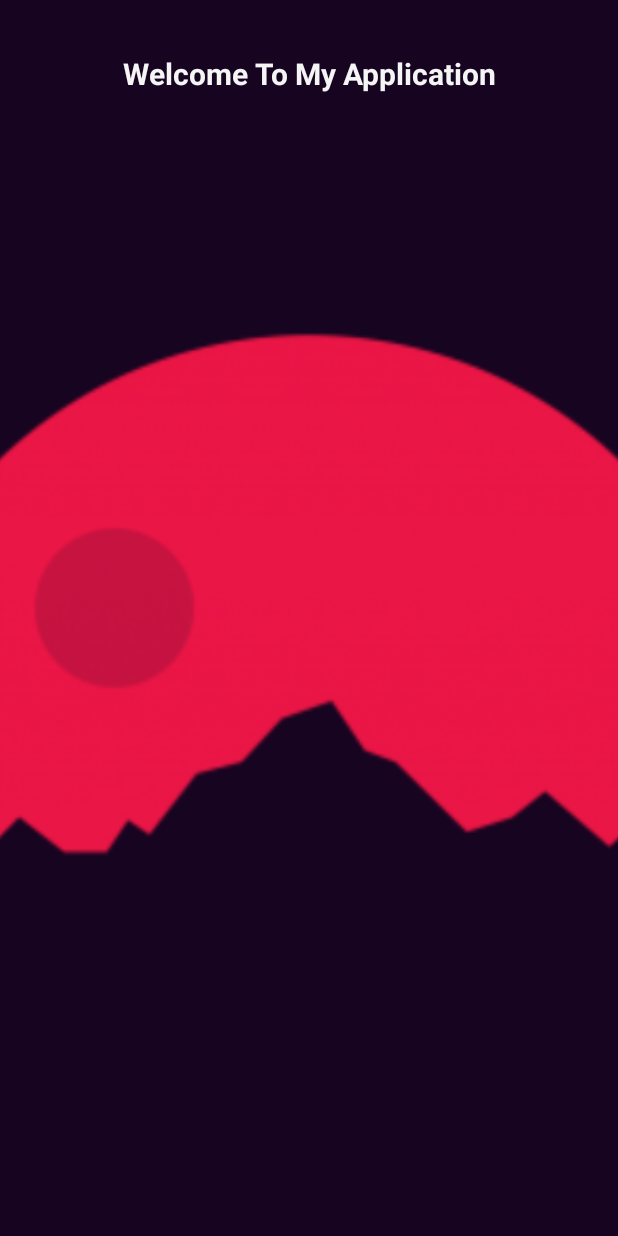
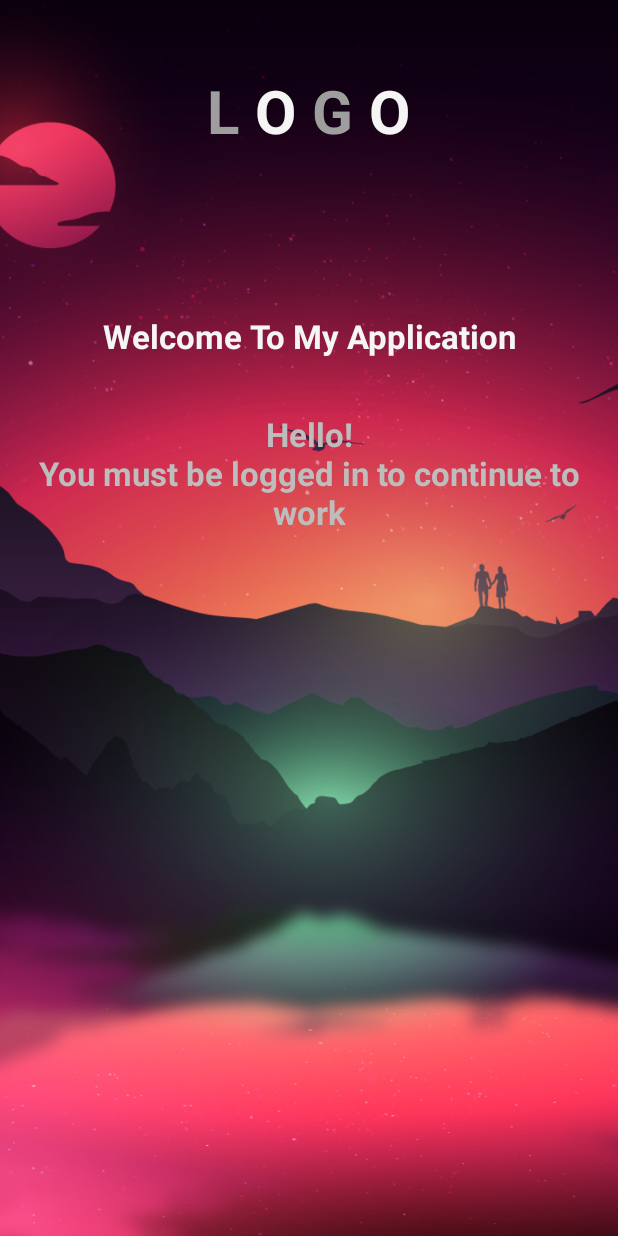
Before and after one commit to KORUSH-KABIR/MFTVWork, an Android app: the layout activity_base.xml on its own in the app's theme, with its tools: preview values and no code run, on a phone screen of 412 x 824 dp. Run offline under Robolectric (Android 15) with nearby library versions, the phone set to English and light mode, and no system bars.

Commit message:
commit init
commit init

```diff
--- a/app/src/main/res/layout/activity_base.xml
+++ b/app/src/main/res/layout/activity_base.xml
@@ -11,16 +11,76 @@
     <ImageView
         android:id="@+id/header"
         android:scaleType="centerCrop"
-        android:src="@drawable/header_pic"
+        android:src="@drawable/pic_bg_5"
         android:layout_width="match_parent"
         android:layout_height="match_parent" />
 
+    <LinearLayout
+        android:id="@+id/logoLayout"
+        android:layout_marginTop="24dp"
+        android:gravity="center"
+        android:orientation="horizontal"
+        android:layout_centerHorizontal="true"
+        android:layout_width="wrap_content"
+        android:layout_height="100dp">
+
+        <TextView
+            android:gravity="center"
+            fontPath="bebas.ttf"
+            android:text="L"
+            android:textSize="40sp"
+            android:layout_centerHorizontal="true"
+            android:padding="5dp"
+            android:textColor="@color/gray500"
+            android:textStyle="bold"
+            android:layout_width="wrap_content"
+            android:layout_height="match_parent" />
+
+        <TextView
+            android:gravity="center"
+            fontPath="bebas.ttf"
+            android:text="O"
+            android:textSize="40sp"
+            android:layout_centerHorizontal="true"
+            android:padding="5dp"
+            android:textColor="@color/gray100"
+            android:textStyle="bold"
+            android:layout_width="wrap_content"
+            android:layout_height="match_parent" />
+
+        <TextView
+            android:gravity="center"
+            fontPath="bebas.ttf"
+            android:text="G"
+            android:textSize="40sp"
+            android:layout_centerHorizontal="true"
+            android:padding="5dp"
+            android:textColor="@color/gray500"
+            android:textStyle="bold"
+            android:layout_width="wrap_content"
+            android:layout_height="match_parent" />
+
+        <TextView
+            android:gravity="center"
+            fontPath="bebas.ttf"
+            android:text="O"
+            android:textSize="40sp"
+            android:layout_centerHorizontal="true"
+            android:padding="5dp"
+            android:textColor="@color/gray100"
+            android:textStyle="bold"
+            android:layout_width="wrap_content"
+            android:layout_height="match_parent" />
+
+    </LinearLayout>
+
     <TextView
-        android:id="@+id/tctWelcome"
+        android:layout_below="@+id/logoLayout"
+        android:id="@+id/txtWelcome"
         fontPath="cinzel_bold.otf"
-        android:layout_marginTop="30dp"
+        android:layout_marginTop="80dp"
         android:text="Welcome To My Application"
-        android:textSize="20sp"
+        android:textSize="22sp"
         android:gravity="center"
         android:layout_centerHorizontal="true"
         android:padding="5dp"
@@ -29,6 +89,19 @@
         android:layout_width="match_parent"
         android:layout_height="wrap_content" />
 
-
+    <TextView
+        fontPath="exo2_light.otf"
+        android:layout_below="@+id/txtWelcome"
+        android:id="@+id/txtInfo"
+        android:layout_marginTop="25dp"
+        android:text="Hello!\nYou must be logged in to continue to work"
+        android:textSize="22sp"
+        android:gravity="center"
+        android:layout_centerHorizontal="true"
+        android:padding="5dp"
+        android:textColor="@color/gray400"
+        android:textStyle="bold"
+        android:layout_width="match_parent"
+        android:layout_height="wrap_content" />
 
 </RelativeLayout>
```
Also changed, not shown: app/src/main/assets/bebas.ttf (added), app/src/main/res/drawable/pic_bg_2.jpg (added), app/src/main/res/drawable/pic_bg_3.webp (added), app/src/main/res/drawable/pic_bg_4.jpg (added), app/src/main/res/drawable/pic_bg_5.png (added).
